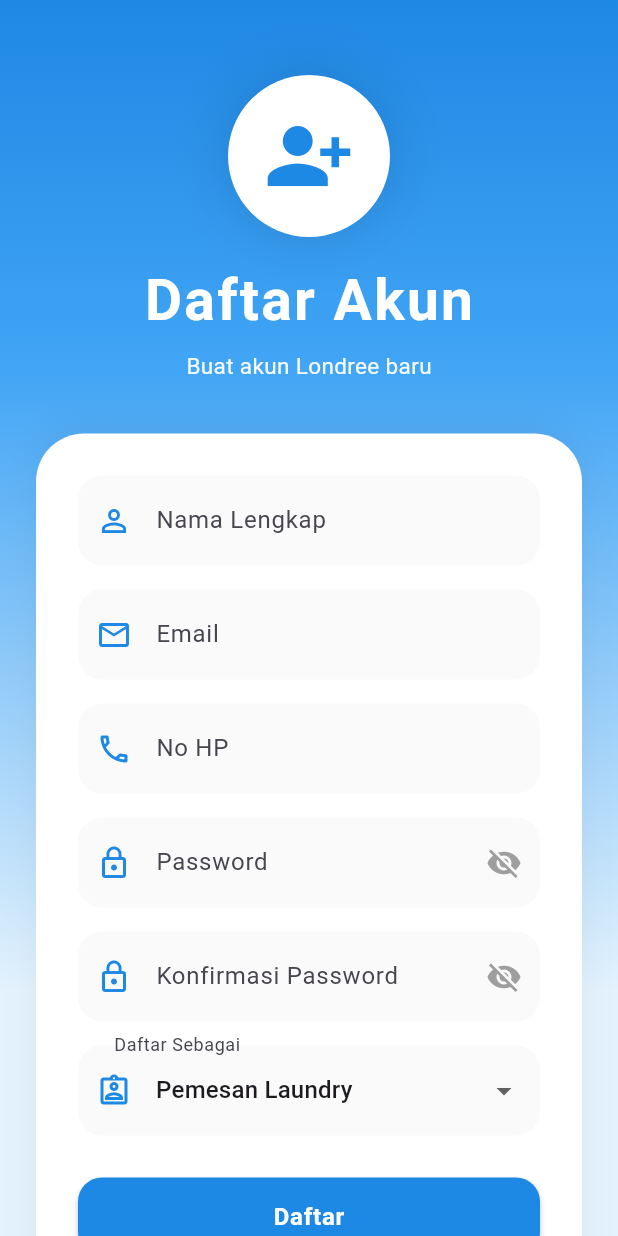
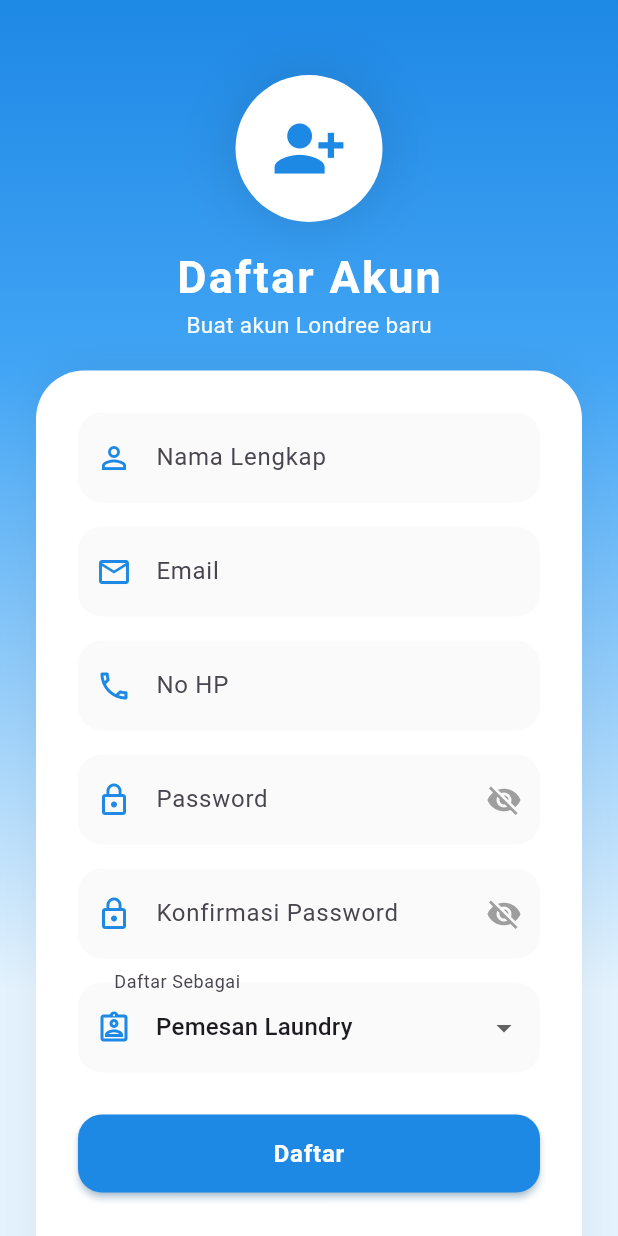
Before and after one commit to siskaoktaviani24-alt/londree_app, a Flutter app: the RegisterScreen screen opened by its route, on a phone screen of 412 x 824 dp. Run offline on Flutter 3.47's test engine with Material 3 defaults, Android fonts, the phone set to English and light mode, and no system bars; our stand-ins replace firebase_auth, firebase_core, firebase_messaging, flutter_local_notifications, google_sign_in, image_picker and 2 more; accounts and stored records are empty; Roboto replaces fonts that are missing (Poppins).

Commit message:
update tambahan

```diff
--- a/lib/screens/auth/register_screen.dart
+++ b/lib/screens/auth/register_screen.dart
@@ -236,7 +236,7 @@ class _RegisterScreenState extends State<RegisterScreen> {
                     ),
                     child: Icon(
                       Icons.person_add_alt_1,
-                      size: 60,
+                      size: 50,
                       color: Colors.blue.shade600,
                     ),
                   ),
@@ -246,14 +246,14 @@ class _RegisterScreenState extends State<RegisterScreen> {
                   const Text(
                     "Daftar Akun",
                     style: TextStyle(
-                      fontSize: 38,
+                      fontSize: 30,
                       fontWeight: FontWeight.bold,
                       color: Colors.white,
                       letterSpacing: 1.5,
                     ),
                   ),
 
-                  const SizedBox(height: 6),
+                  // const SizedBox(height: 6),
 
                   Text(
                     "Buat akun Londree baru",
@@ -263,7 +263,7 @@ class _RegisterScreenState extends State<RegisterScreen> {
                     ),
                   ),
 
-                  const SizedBox(height: 35),
+                  const SizedBox(height: 20),
 
                   Container(
                     padding: const EdgeInsets.all(28),
```
